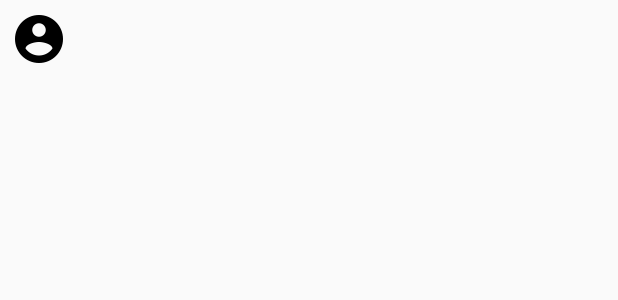
After one commit to tonimoeckel/MMITodoApp, an Android app: the layout contact_list_item.xml on its own in the app's theme, with its tools: preview values and no code run, on a phone screen of 412 x 824 dp. The commit adds this screen. Shown: the top 300 px of the screen. Run offline under Robolectric (Android 15) with nearby library versions, the phone set to English and light mode, and no system bars.

Commit message:
Contact List

```diff
--- /dev/null
+++ b/android/MMITodoApp/app/src/main/res/layout/contact_list_item.xml
@@ -0,0 +1,22 @@
+<?xml version="1.0" encoding="utf-8"?>
+<LinearLayout xmlns:android="http://schemas.android.com/apk/res/android"
+              android:layout_width="match_parent"
+              android:layout_height="wrap_content"
+              android:paddingTop="@dimen/small_margin"
+              android:paddingBottom="@dimen/small_margin"
+              android:paddingStart="8dip"
+              android:paddingEnd="8dip">
+
+    <ImageView android:id="@+id/icon"
+               android:layout_gravity="center"
+               android:src="@drawable/ic_account_circle_black_36dp"
+               android:layout_marginRight="@dimen/medium_margin"
+               android:layout_width="36dip"
+               android:layout_height="36dip"/>
+
+    <TextView android:id="@android:id/text1"
+              android:layout_width="wrap_content"
+              android:layout_height="wrap_content"
+              android:layout_gravity="center"
+               />
+</LinearLayout>
--- a/android/MMITodoApp/app/src/main/res/values/dimens.xml
+++ b/android/MMITodoApp/app/src/main/res/values/dimens.xml
@@ -5,4 +5,5 @@
     <dimen name="fab_margin">16dp</dimen>
     <dimen name="large_margin">30dp</dimen>
     <dimen name="medium_margin">15dp</dimen>
+    <dimen name="small_margin">8dp</dimen>
 </resources>
--- a/android/MMITodoApp/app/src/main/res/values/strings.xml
+++ b/android/MMITodoApp/app/src/main/res/values/strings.xml
@@ -42,4 +42,5 @@
     <string name="title_details">Details</string>
     <string name="title_contacts">Contacts</string>
     <string name="title_location">Location</string>
+    <string name="activity_contacts">Contacts</string>
 </resources>
--- a/android/MMITodoApp/build.gradle
+++ b/android/MMITodoApp/build.gradle
@@ -5,7 +5,7 @@ buildscript {
         jcenter()
     }
     dependencies {
-        classpath 'com.android.tools.build:gradle:2.2.0-alpha3'
+        classpath 'com.android.tools.build:gradle:2.1.2'
 
         // NOTE: Do not place your application dependencies here; they belong
         // in the individual module build.gradle files
```
Also changed, not shown: android/MMITodoApp/app/src/main/AndroidManifest.xml (+10 -0 lines), android/MMITodoApp/app/src/main/java/com/quemb/mmitodoapp/controller/ContactListActivity.java (added, +25 -0 lines), android/MMITodoApp/app/src/main/java/com/quemb/mmitodoapp/controller/ContactListFragment.java (added, +123 -0 lines), android/MMITodoApp/app/src/main/res/layout/activity_contact_list.xml (added, +12 -0 lines), android/MMITodoApp/app/src/main/res/layout/content_contact_list.xml (added, +9 -0 lines), android/MMITodoApp/app/src/main/res/drawable-hdpi/ic_account_circle_black_24dp.png (added), android/MMITodoApp/app/src/main/res/drawable-hdpi/ic_account_circle_black_36dp.png (added), android/MMITodoApp/app/src/main/res/drawable-mdpi/ic_account_circle_black_24dp.png (added), android/MMITodoApp/app/src/main/res/drawable-mdpi/ic_account_circle_black_36dp.png (added), android/MMITodoApp/app/src/main/res/drawable-xhdpi/ic_account_circle_black_24dp.png (added), android/MMITodoApp/app/src/main/res/drawable-xhdpi/ic_account_circle_black_36dp.png (added), android/MMITodoApp/app/src/main/res/drawable-xxhdpi/ic_account_circle_black_24dp.png (added), android/MMITodoApp/app/src/main/res/drawable-xxhdpi/ic_account_circle_black_36dp.png (added), android/MMITodoApp/app/src/main/res/drawable-xxxhdpi/ic_account_circle_black_24dp.png (added), 1 more files, 4 other files.
